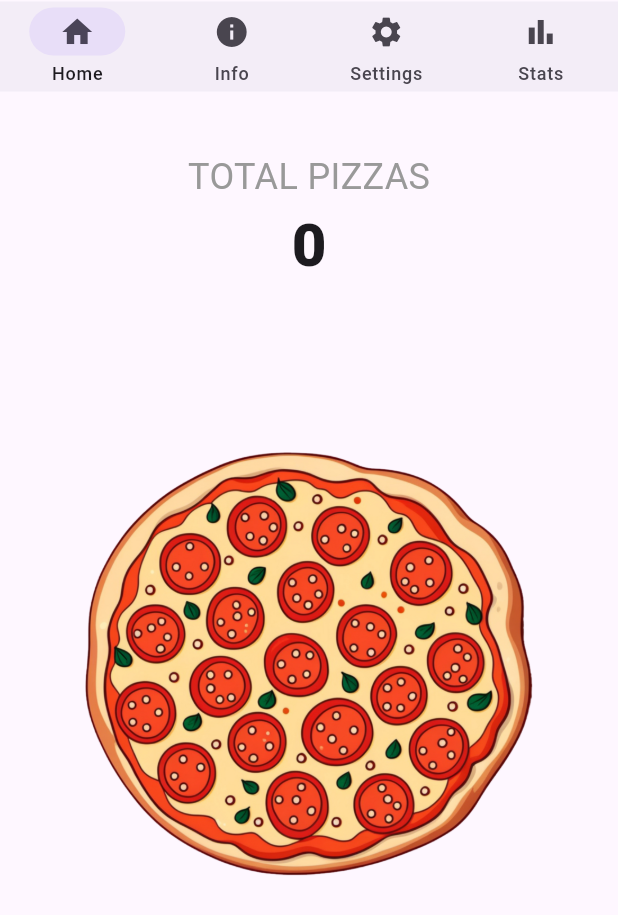
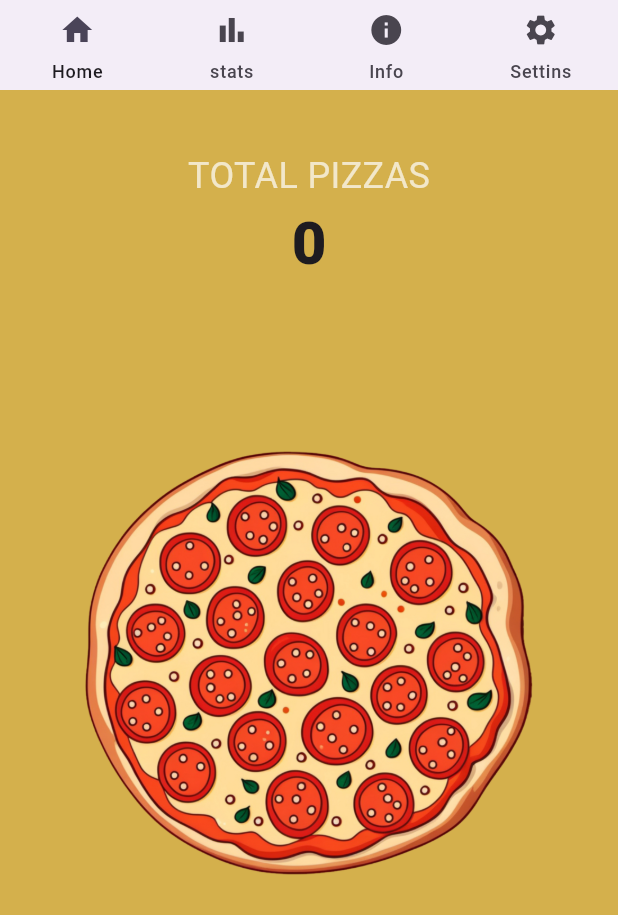
Before and after one commit to augi07/PizzaClicker, a Flutter app: the screen it shows after launch, on a phone screen of 412 x 824 dp. Shown: the top 915 px of the screen. Run offline on Flutter 3.47's test engine with Material 3 defaults, Android fonts, the phone set to English and light mode, and no system bars.

Commit message:
changing background color and for other pages also

```diff
--- a/lib/home.dart
+++ b/lib/home.dart
@@ -1,7 +1,5 @@
-import 'package:flutter/cupertino.dart';
 import 'package:flutter/material.dart';
 
-import 'Navbar.dart';
 
 class MyHomePage extends StatefulWidget {
   const MyHomePage({super.key, required this.title});
@@ -18,7 +16,7 @@ class _MyHomePageState extends State<MyHomePage> {
 
 
 
-  void _incrementCounter() {
+  void incrementCounter() {
       setState(() {
         _counter++;
       });
@@ -31,8 +29,9 @@ class _MyHomePageState extends State<MyHomePage> {
       appBar: AppBar(
         title: Text(widget.title),
         bottom: PreferredSize(
-          preferredSize: const Size.fromHeight(5.0),
+          preferredSize: const Size.fromHeight(4.0),
           child: NavigationBar(
+            indicatorColor: Colors.transparent,
             height: 60,
             selectedIndex: currentPageIndex,
             onDestinationSelected: (int index) {
@@ -46,16 +45,16 @@ class _MyHomePageState extends State<MyHomePage> {
                 label: 'Home',
               ),
               NavigationDestination(
+                icon: Icon(Icons.bar_chart),
+                label: 'stats',
+              ),
+              NavigationDestination(
                 icon: Icon(Icons.info),
                 label: 'Info',
               ),
               NavigationDestination(
                 icon: Icon(Icons.settings),
-                label: 'Settings',
-              ),
-              NavigationDestination(
-                icon: Icon(Icons.bar_chart),
-                label: 'Stats',
+                label: 'Settins',
               ),
             ],
           ),
@@ -75,7 +74,7 @@ class _MyHomePageState extends State<MyHomePage> {
                   children: <Widget>[
                     const Text(
                       'TOTAL PIZZAS',
-                      style: TextStyle(fontSize: 24, fontWeight: FontWeight.w400, color: CupertinoColors.inactiveGray ),
+                      style: TextStyle(fontSize: 24, fontWeight: FontWeight.w400, color: Colors.white70 ),
                     ),
                     Text(
                       '$_counter',
@@ -119,13 +118,22 @@ class _MyHomePageState extends State<MyHomePage> {
           ],
         ),
 
-        // Info Page
+        /// Stats Page (NEU HINZUGEFÜGT!)
+        const Center(
+          child: Text(
+            'Stats Page',
+            style: TextStyle(fontSize: 24),
+          ),
+        ),
+
+                // Info Page
         const Center(
           child: Text(
             'Info Page',
             style: TextStyle(fontSize: 24),
           ),
         ),
+
 
         // Settings Page
         const Center(
@@ -135,13 +143,6 @@ class _MyHomePageState extends State<MyHomePage> {
           ),
         ),
 
-        /// Stats Page (NEU HINZUGEFÜGT!)
-        const Center(
-          child: Text(
-            'Stats Page',
-            style: TextStyle(fontSize: 24),
-          ),
-        ),
       ][currentPageIndex],
 
       // FloatingActionButtonLocation entfernt, da er jetzt im Stack ist
--- a/lib/main.dart
+++ b/lib/main.dart
@@ -7,7 +7,7 @@ void main() {
 }
 
 class MyApp extends StatelessWidget {
-  const MyApp({Key? key}) : super(key: key);
+  const MyApp({super.key});
 
   // This widget is the root of your application.
   @override
@@ -17,6 +17,7 @@ class MyApp extends StatelessWidget {
         debugShowCheckedModeBanner: false,
         theme: ThemeData(
           primarySwatch: Colors.blue,
+          scaffoldBackgroundColor: Color.fromARGB(255, 212, 176, 76)
         ),
         home: MyHomePage(title: '',),
       );
--- a/lib/statsContent.dart
+++ b/lib/statsContent.dart
@@ -3,8 +3,9 @@ import 'package:flutter/material.dart';
 class InfoContent extends StatelessWidget {
   @override
   Widget build(BuildContext context) {
-    return const Center(
+    return Container(
       child: Text('Stats Page'),
+      color: Colors.white,
     );
   }
 }
```
Also changed, not shown: 1 other file.
